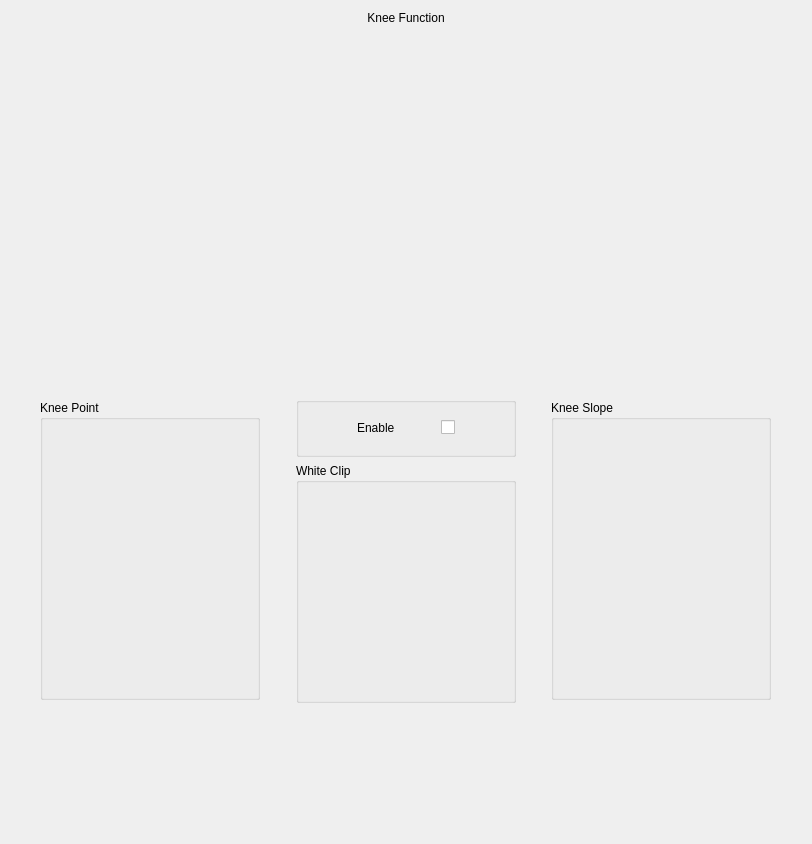
First picture: the form in dct_widgets/kneebox/kneebox.ui, repository KAYA-Instruments/SDI-Control-Point, before the edit.
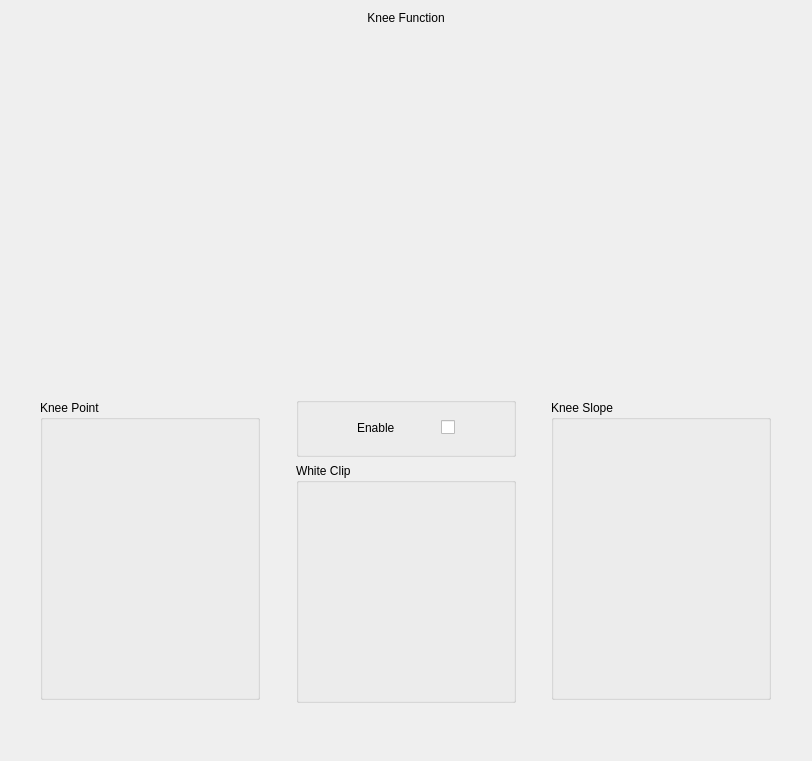
Second picture: the form after the edit. Custom widgets are drawn as their Qt base class.

Patch:
```diff
--- a/dct_widgets/kneebox/kneebox.ui
+++ b/dct_widgets/kneebox/kneebox.ui
@@ -7,7 +7,7 @@
     <x>0</x>
     <y>0</y>
     <width>812</width>
-    <height>844</height>
+    <height>761</height>
    </rect>
   </property>
   <property name="windowTitle">
```
